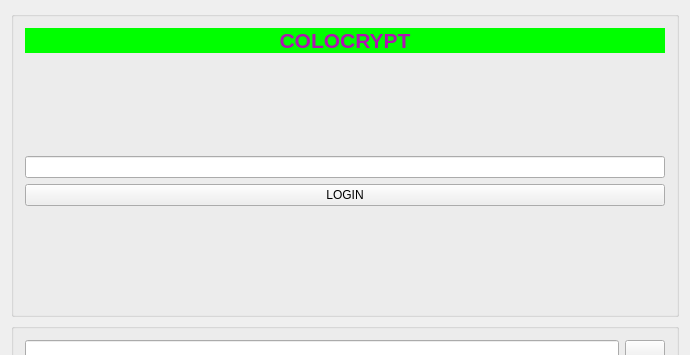
Old version of the form mainview.ui in the repository aarelovich/colocrypt; both pictures show x 0 to 690 and y 0 to 355 of the 690 by 1307 pixel window.
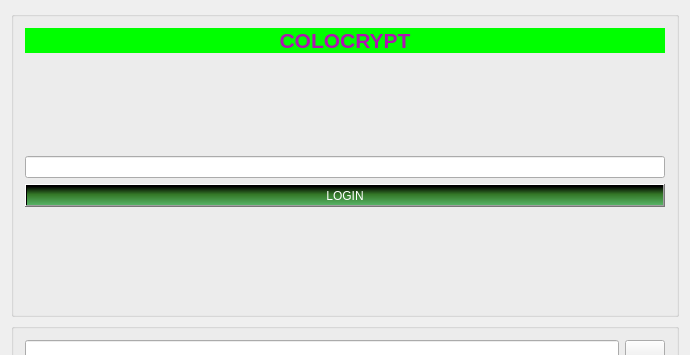
New version of the form. Icons and pictures are not drawn. Custom widgets are drawn as their Qt base class.

The edit to the form file:
```diff
--- a/mainview.ui
+++ b/mainview.ui
@@ -57,6 +57,12 @@
          </item>
          <item>
           <widget class="QPushButton" name="pbLogin">
+           <property name="styleSheet">
+            <string notr="true">background-color: qlineargradient(spread:pad, x1:0.502, y1:1, x2:0.498, y2:0, stop:0 rgba(87, 178, 102, 255), stop:0.569231 rgba(51, 118, 38, 255), stop:0.98 rgba(0, 0, 0, 255), stop:1 rgba(0, 0, 0, 0));
+font: 63 18pt &quot;FreeSans&quot;;
+color: rgb(255, 255, 255);
+font: 10pt &quot;Sans Serif&quot;;</string>
+           </property>
            <property name="text">
             <string>LOGIN</string>
            </property>
```
Left out of the diff: 2 changed lines with no effect on the pictures.
